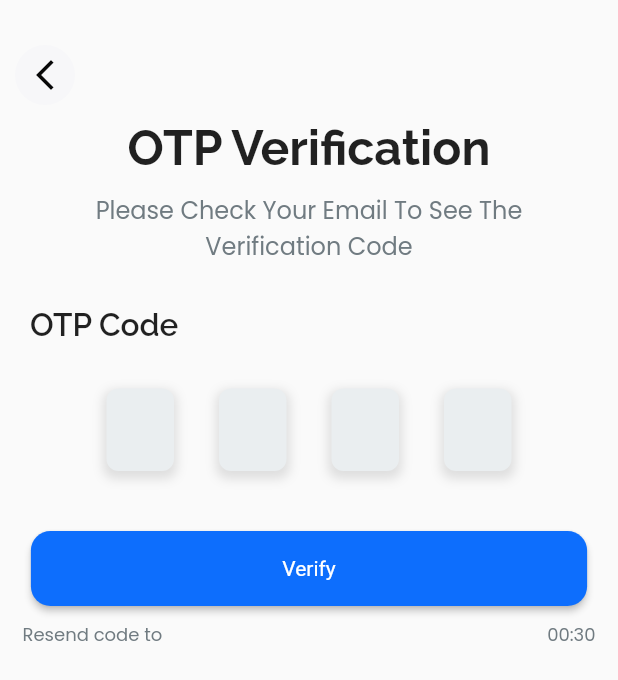
After one commit to Thecaracter/testmsib, a Flutter app: the OtpScreen screen opened directly, on a phone screen of 412 x 824 dp. The commit adds this screen. Shown: the top 680 px of the screen. Run offline on Flutter 3.47's test engine with Material 2 defaults, Android fonts, the phone set to English and light mode, and no system bars; our stand-ins replace dots_indicator, google_fonts.

Commit message:
otp screen selesai

```diff
--- a/lib/features/auth/presentation/pages/forgotpassword.dart
+++ b/lib/features/auth/presentation/pages/forgotpassword.dart
@@ -4,6 +4,7 @@ import 'package:clean_msib/core/widget/alertdialog.dart';
 import 'package:clean_msib/core/widget/custombutton.dart';
 import 'package:clean_msib/core/widget/inputwidget.dart';
 import 'package:clean_msib/features/auth/presentation/pages/login.dart';
+import 'package:clean_msib/features/auth/presentation/pages/otpscreen.dart';
 import 'package:flutter/material.dart';
 import 'package:google_fonts/google_fonts.dart';
 
@@ -79,13 +80,21 @@ class _ForgotPasswordState extends State<ForgotPassword> {
                 fontWeight: AppFont.semibold,
                 backgroundColor: ColorApp.primary,
                 textColor: Colors.white,
-                onPressed: () {
+                onPressed: () async {
                   // Call the showDialog function with the CustomAlertDialog as the builder
-                  showDialog(
+                  await showDialog(
                     context: context,
                     builder: (BuildContext context) {
                       return CustomAlertDialog();
                     },
+                  );
+
+                  // Setelah dialog ditutup, lakukan navigasi ke halaman OTP
+                  Navigator.push(
+                    context,
+                    MaterialPageRoute(
+                        builder: (context) =>
+                            OtpScreen()), // Ganti 'OTPPage()' dengan halaman OTP yang sesuai
                   );
                 },
               ),
--- a/lib/features/auth/presentation/pages/login.dart
+++ b/lib/features/auth/presentation/pages/login.dart
@@ -119,7 +119,7 @@ class _LoginState extends State<Login> {
                 onPressed: () {},
               ),
             ),
-            SizedBox(
+            const SizedBox(
               height: 10,
             ),
             Center(
@@ -129,7 +129,7 @@ class _LoginState extends State<Login> {
                 backgroundColor: ColorApp.abu2,
                 textColor: Colors.black,
                 onPressed: () {},
-                iconImage: AssetImage('assets/icon/googleicon.png'),
+                iconImage: const AssetImage('assets/icon/googleicon.png'),
               ),
             ),
             Padding(
--- /dev/null
+++ b/lib/features/auth/presentation/pages/otpscreen.dart
@@ -0,0 +1,123 @@
+import 'package:clean_msib/core/constants/color.dart';
+import 'package:clean_msib/core/constants/fontweight.dart';
+import 'package:clean_msib/core/widget/backbutton.dart';
+import 'package:clean_msib/core/widget/custombutton.dart';
+import 'package:clean_msib/features/auth/presentation/pages/forgotpassword.dart';
+import 'package:clean_msib/features/auth/presentation/widgets/otpinput.dart';
+import 'package:flutter/material.dart';
+import 'package:google_fonts/google_fonts.dart';
+
+class OtpScreen extends StatefulWidget {
+  const OtpScreen({super.key});
+
+  @override
+  State<OtpScreen> createState() => _OtpScreenState();
+}
+
+class _OtpScreenState extends State<OtpScreen> {
+  @override
+  Widget build(BuildContext context) {
+    return Scaffold(
+      body: SingleChildScrollView(
+        child: Column(
+          crossAxisAlignment: CrossAxisAlignment.start,
+          children: [
+            const SizedBox(
+              height: 20,
+            ),
+            Padding(
+              padding: const EdgeInsets.all(10),
+              child: BackButtonCustom(
+                onPressed: () {
+                  Navigator.pushReplacement(
+                    context,
+                    MaterialPageRoute(
+                      builder: (context) => const ForgotPassword(),
+                    ),
+                  ); // Aksi yang akan dijalankan ketika tombol ditekan
+                },
+                backgroundColor: ColorApp
+                    .abu, // Ganti dengan warna latar belakang yang diinginkan
+                iconColor:
+                    ColorApp.page, // Ganti dengan warna ikon yang diinginkan
+              ),
+            ),
+            Center(
+              child: Text(
+                "OTP Verification",
+                style: GoogleFonts.raleway(
+                    fontSize: 32.0, fontWeight: AppFont.bold),
+              ),
+            ),
+            const SizedBox(
+              height: 10,
+            ),
+            Center(
+                child: Text(
+              "Please Check Your Email To See The \nVerification Code",
+              textAlign: TextAlign.center,
+              style: GoogleFonts.poppins(
+                  fontSize: 16.0,
+                  fontWeight: AppFont.regular,
+                  color: const Color(0xff707B81)),
+            )),
+            const SizedBox(height: 20),
+            Padding(
+              padding: const EdgeInsets.only(top: 8, left: 20, right: 20),
+              child: Text(
+                "OTP Code",
+                style: GoogleFonts.raleway(
+                  fontSize: 21.0,
+                  fontWeight: AppFont.semibold,
+                ),
+              ),
+            ),
+            const SizedBox(height: 30),
+            OTPTextField(),
+            const SizedBox(
+              height: 40,
+            ),
+            Center(
+              child: CustomButton(
+                text: "Verify",
+                backgroundColor: ColorApp.primary,
+                textColor: Colors.white,
+                onPressed: () {},
+              ),
+            ),
+            const SizedBox(height: 10),
+            Padding(
+              padding: const EdgeInsets.only(left: 15, right: 15),
+              child: Row(
+                children: [
+                  Expanded(
+                    child: Text(
+                      "Resend code to", // Corrected the spelling to "Recovery Password"
+                      textAlign: TextAlign.left,
+                      style: GoogleFonts.poppins(
+                        fontSize: 12.0,
+                        fontWeight: AppFont.regular,
+                        color: ColorApp.darkabu,
+                      ),
+                    ),
+                  ),
+                  Expanded(
+                    child: Text(
+                      "00:30", // Corrected the spelling to "Recovery Password"
+                      textAlign: TextAlign.right,
+                      style: GoogleFonts.poppins(
+                        fontSize: 12.0,
+                        fontWeight: AppFont.regular,
+                        color: ColorApp.darkabu,
+                      ),
+                    ),
+                  ),
+                ],
+              ),
+            )
+          ],
+        ),
+      ),
+    );
+  }
+}
--- /dev/null
+++ b/lib/features/auth/presentation/widgets/otpinput.dart
@@ -0,0 +1,82 @@
+import 'package:clean_msib/core/constants/color.dart';
+import 'package:flutter/material.dart';
+
+class OTPTextField extends StatefulWidget {
+  @override
+  _OTPTextFieldState createState() => _OTPTextFieldState();
+}
+
+class _OTPTextFieldState extends State<OTPTextField> {
+  List<FocusNode> _focusNodes = List.generate(4, (index) => FocusNode());
+  List<TextEditingController> _controllers =
+      List.generate(4, (index) => TextEditingController());
+
+  @override
+  void initState() {
+    super.initState();
+    for (int i = 0; i < 4; i++) {
+      _controllers[i].addListener(_onTextChanged);
+    }
+  }
+
+  void _onTextChanged() {
+    for (int i = 0; i < 4; i++) {
+      print(i);
+      if (_controllers[i].text.isNotEmpty) {
+        // Jika ada teks di kotak saat tombol ditekan, fokus beralih ke kotak berikutnya (jika ada)
+        if (i < 3) {
+          _focusNodes[i + 1].requestFocus();
+        } else {
+          // Jika Anda berada di kotak terakhir (kotak ke-3), fokus tetap pada kotak tersebut
+          _focusNodes[i].unfocus();
+        }
+        break; // Keluar dari loop setelah menemukan kotak yang berisi teks baru
+      } else if (_controllers[i].text.isEmpty && i > 0) {
+        // Jika teks dihapus dan bukan di kotak pertama (kotak ke-0), fokus beralih ke kotak sebelumnya
+        _focusNodes[i - 1].requestFocus();
+        break; // Keluar dari loop setelah menemukan kotak yang berisi teks yang akan dihapus
+      }
+    }
+  }
+
+  @override
+  Widget build(BuildContext context) {
+    return Row(
+      mainAxisAlignment: MainAxisAlignment.center,
+      children: List.generate(4, (index) {
+        return Container(
+          width: 45,
+          height: 55,
+          margin: EdgeInsets.symmetric(horizontal: 15),
+          decoration: BoxDecoration(
+            color: ColorApp.abu2,
+            borderRadius: BorderRadius.circular(8),
+            boxShadow: [
+              BoxShadow(
+                color: Colors.grey.withOpacity(0.3),
+                spreadRadius: 2,
+                blurRadius: 5,
+                offset: Offset(0, 3), // changes position of shadow
+              ),
+            ],
+          ),
+          child: TextField(
+            focusNode: _focusNodes[index],
+            controller: _controllers[index],
+            keyboardType: TextInputType.number,
+            textAlign: TextAlign.center,
+            maxLength: 1,
+            style: const TextStyle(fontSize: 24),
+            decoration: InputDecoration(
+              counterText: "",
+              border: OutlineInputBorder(
+                borderSide: BorderSide.none, // Hapus border
+                borderRadius: BorderRadius.circular(8),
+              ),
+            ),
+          ),
+        );
+      }),
+    );
+  }
+}
```
